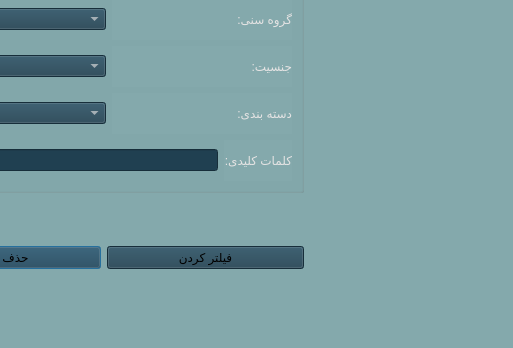
Old version of the form Project_Ap/clothes_filter.ui in the repository AP-projects-4001/metagoofill; both pictures show x 287 to 800 and y 268 to 616 of the 800 by 616 pixel window.
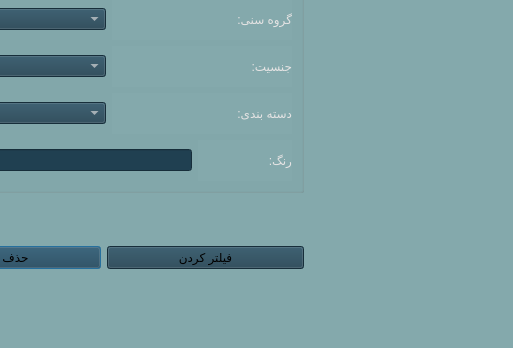
New version of the form.

```diff
--- a/Project_Ap/clothes_filter.ui
+++ b/Project_Ap/clothes_filter.ui
@@ -410,7 +410,7 @@
 font: 11pt &quot;Lalezar&quot;;</string>
         </property>
         <property name="text">
-         <string>کلمات کلیدی:</string>
+         <string>رنگ:                     </string>
         </property>
        </widget>
       </item>
```
